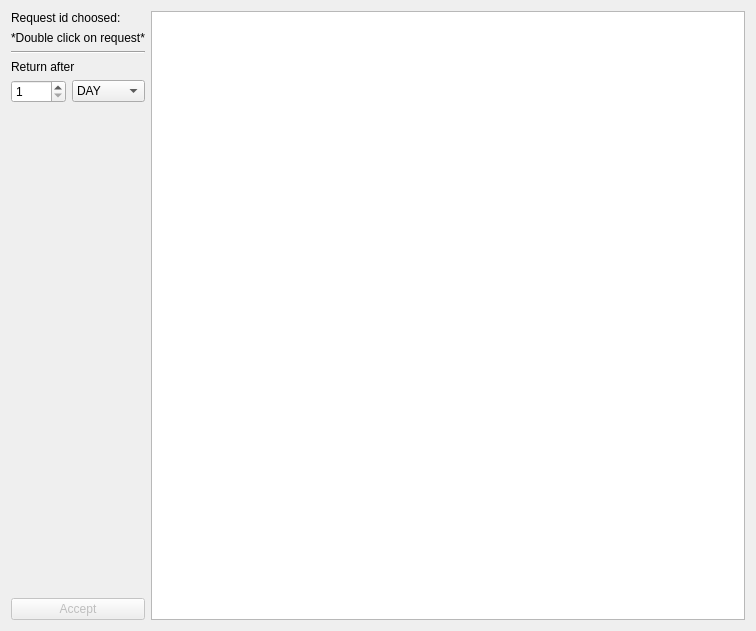
neshchereto/Library_management, file requestwidget.ui: the form before one commit.
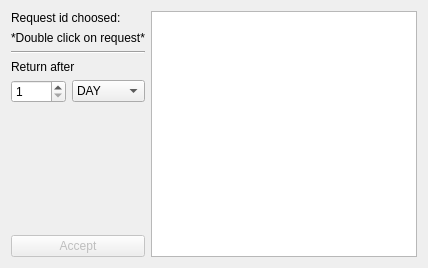
The form after the commit.

What changed in the file:
```diff
--- a/requestwidget.ui
+++ b/requestwidget.ui
@@ -6,8 +6,8 @@
    <rect>
     <x>0</x>
     <y>0</y>
-    <width>756</width>
-    <height>631</height>
+    <width>428</width>
+    <height>268</height>
    </rect>
   </property>
   <property name="windowTitle">
@@ -115,7 +115,14 @@
     </layout>
    </item>
    <item>
-    <widget class="QTableView" name="tableView"/>
+    <widget class="QTableView" name="tableView">
+     <property name="sizePolicy">
+      <sizepolicy hsizetype="MinimumExpanding" vsizetype="Expanding">
+       <horstretch>0</horstretch>
+       <verstretch>0</verstretch>
+      </sizepolicy>
+     </property>
+    </widget>
    </item>
   </layout>
  </widget>
```
